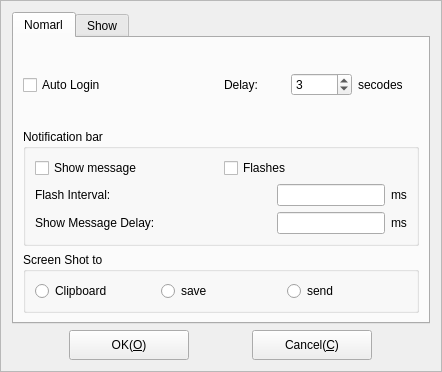
The window that Widgets/FrmOptions/FrmOptions.ui (KangLin/RabbitIm) describes before a commit, drawn with Qt 5.
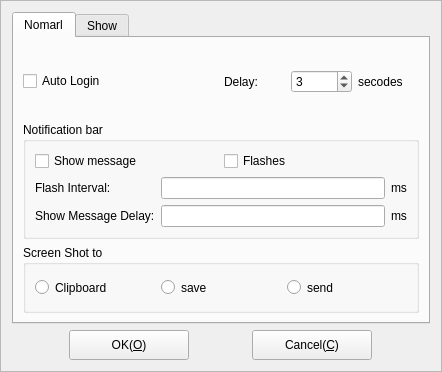
The same window after the commit. The open tabs and pages were chosen to show the change. Icons and pictures are not drawn.

Commit message: 调整选项对话框

Diff of the .ui file:
```diff
--- a/Widgets/FrmOptions/FrmOptions.ui
+++ b/Widgets/FrmOptions/FrmOptions.ui
@@ -34,6 +34,12 @@
         <layout class="QHBoxLayout" name="horizontalLayout_10">
          <item>
           <widget class="QCheckBox" name="cbAutoLogin">
+           <property name="sizePolicy">
+            <sizepolicy hsizetype="Preferred" vsizetype="Fixed">
+             <horstretch>0</horstretch>
+             <verstretch>0</verstretch>
+            </sizepolicy>
+           </property>
            <property name="text">
             <string>Auto Login</string>
            </property>
@@ -50,6 +56,12 @@
            </item>
            <item>
             <widget class="QSpinBox" name="sbDelayTime">
+             <property name="sizePolicy">
+              <sizepolicy hsizetype="Preferred" vsizetype="Fixed">
+               <horstretch>0</horstretch>
+               <verstretch>0</verstretch>
+              </sizepolicy>
+             </property>
              <property name="value">
               <number>3</number>
              </property>
@@ -69,7 +81,7 @@
        <item row="1" column="0">
         <widget class="QGroupBox" name="groupBox">
          <property name="sizePolicy">
-          <sizepolicy hsizetype="Preferred" vsizetype="Fixed">
+          <sizepolicy hsizetype="Preferred" vsizetype="Preferred">
            <horstretch>0</horstretch>
            <verstretch>0</verstretch>
           </sizepolicy>
@@ -88,6 +100,12 @@
            <layout class="QHBoxLayout" name="horizontalLayout_3">
             <item>
              <widget class="QCheckBox" name="cbNotificationShowMessage">
+              <property name="sizePolicy">
+               <sizepolicy hsizetype="Preferred" vsizetype="Preferred">
+                <horstretch>0</horstretch>
+                <verstretch>0</verstretch>
+               </sizepolicy>
+              </property>
               <property name="text">
                <string>Show message</string>
               </property>
@@ -95,6 +113,12 @@
             </item>
             <item>
              <widget class="QCheckBox" name="cbNotificationFlash">
+              <property name="sizePolicy">
+               <sizepolicy hsizetype="Preferred" vsizetype="Preferred">
+                <horstretch>0</horstretch>
+                <verstretch>0</verstretch>
+               </sizepolicy>
+              </property>
               <property name="text">
                <string>Flashes</string>
               </property>
@@ -107,7 +131,7 @@
             <item>
              <widget class="QLabel" name="label">
               <property name="sizePolicy">
-               <sizepolicy hsizetype="Expanding" vsizetype="Preferred">
+               <sizepolicy hsizetype="Preferred" vsizetype="Preferred">
                 <horstretch>0</horstretch>
                 <verstretch>0</verstretch>
                </sizepolicy>
@@ -126,7 +150,7 @@
             <item>
              <widget class="QLineEdit" name="txtFlashInterval">
               <property name="sizePolicy">
-               <sizepolicy hsizetype="Fixed" vsizetype="Fixed">
+               <sizepolicy hsizetype="Expanding" vsizetype="Fixed">
                 <horstretch>0</horstretch>
                 <verstretch>0</verstretch>
                </sizepolicy>
@@ -147,7 +171,7 @@
             <item>
              <widget class="QLabel" name="label_4">
               <property name="sizePolicy">
-               <sizepolicy hsizetype="Expanding" vsizetype="Preferred">
+               <sizepolicy hsizetype="Preferred" vsizetype="Preferred">
                 <horstretch>0</horstretch>
                 <verstretch>0</verstretch>
                </sizepolicy>
@@ -166,7 +190,7 @@
             <item>
              <widget class="QLineEdit" name="txtShowMessageDelay">
               <property name="sizePolicy">
-               <sizepolicy hsizetype="Minimum" vsizetype="Fixed">
+               <sizepolicy hsizetype="Expanding" vsizetype="Fixed">
                 <horstretch>0</horstretch>
                 <verstretch>0</verstretch>
                </sizepolicy>
@@ -188,7 +212,7 @@
        <item row="2" column="0">
         <widget class="QGroupBox" name="groupBox_5">
          <property name="sizePolicy">
-          <sizepolicy hsizetype="Preferred" vsizetype="Fixed">
+          <sizepolicy hsizetype="Preferred" vsizetype="Preferred">
            <horstretch>0</horstretch>
            <verstretch>0</verstretch>
           </sizepolicy>
@@ -199,6 +223,12 @@
          <layout class="QGridLayout" name="gridLayout">
           <item row="0" column="0">
            <widget class="QRadioButton" name="rBtn_clipboard">
+            <property name="sizePolicy">
+             <sizepolicy hsizetype="Preferred" vsizetype="Preferred">
+              <horstretch>0</horstretch>
+              <verstretch>0</verstretch>
+             </sizepolicy>
+            </property>
             <property name="text">
              <string>Clipboard</string>
             </property>
@@ -206,6 +236,12 @@
           </item>
           <item row="0" column="1">
            <widget class="QRadioButton" name="rBtn_save">
+            <property name="sizePolicy">
+             <sizepolicy hsizetype="Preferred" vsizetype="Preferred">
+              <horstretch>0</horstretch>
+              <verstretch>0</verstretch>
+             </sizepolicy>
+            </property>
             <property name="text">
              <string>save</string>
             </property>
@@ -213,6 +249,12 @@
           </item>
           <item row="0" column="2">
            <widget class="QRadioButton" name="rBtn_send">
+            <property name="sizePolicy">
+             <sizepolicy hsizetype="Preferred" vsizetype="Preferred">
+              <horstretch>0</horstretch>
+              <verstretch>0</verstretch>
+             </sizepolicy>
+            </property>
             <property name="text">
              <string>send</string>
             </property>
```
Left out of the diff: 2 changed lines with no effect on the pictures. The commit also changes 1 other file.
